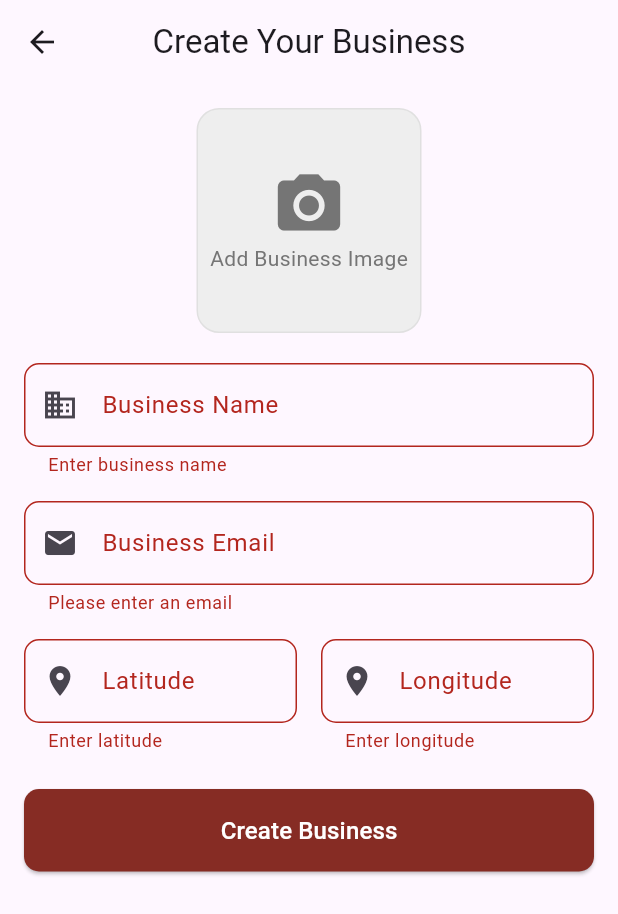
After one commit to mohamedBejaoui12/path_pal, a Flutter app: the AddBusinessScreen screen opened directly, after a tap on "Create Business", on a phone screen of 412 x 824 dp. The commit adds this screen. Shown: the top 914 px of the screen. Run offline on Flutter 3.47's test engine with Material 3 defaults, Android fonts, the phone set to English and light mode, and no system bars; our stand-ins replace cached_network_image, email_validator, emoji_picker_flutter, flutter_riverpod, freezed_annotation, go_router and 5 more; accounts and stored records are empty.

Commit message:
business 0.1

```diff
--- /dev/null
+++ b/lib/features/business/data/business_provider.dart
@@ -0,0 +1,66 @@
+import 'package:flutter_riverpod/flutter_riverpod.dart';
+import 'package:flutter/foundation.dart';
+import 'dart:io';
+
+import '../domain/business_model.dart';
+import 'business_service.dart';
+import '../../authentication/providers/auth_provider.dart';
+
+final businessServiceProvider = Provider<BusinessService>((ref) {
+  return BusinessService();
+});
+
+final createBusinessProvider = StateNotifierProvider<CreateBusinessNotifier, AsyncValue<BusinessModel?>>((ref) {
+  return CreateBusinessNotifier(ref);
+});
+
+class CreateBusinessNotifier extends StateNotifier<AsyncValue<BusinessModel?>> {
+  final Ref ref;
+
+  CreateBusinessNotifier(this.ref) : super(const AsyncValue.data(null));
+
+ Future<BusinessModel?> createBusinessWithImage({
+  required String businessName,
+  required String email,
+  required double latitude,
+  required double longitude,
+  required File imageFile,
+}) async {
+  state = const AsyncValue.loading();
+
+  try {
+    // Get current user
+    final authState = ref.read(authProvider);
+    if (authState.user == null) {
+      throw Exception('User must be authenticated');
+    }
+
+    // Upload image
+    final businessService = ref.read(businessServiceProvider);
+    final imageBytes = await imageFile.readAsBytes();
+    final imageUrl = await businessService.uploadBusinessProfileImage(
+      imageBytes,
+      imageFile.path
+    );
+
+    // Create business model without ID
+    final business = BusinessModel.create(
+      businessName: businessName,
+      email: email,
+      imageUrl: imageUrl,
+      latitude: latitude,
+      longitude: longitude,
+      userEmail: authState.user!.email!,
+    );
+
+    // Create business in database
+    final createdBusiness = await businessService.createBusiness(business);
+
+    state = AsyncValue.data(createdBusiness);
+    return createdBusiness;
+  } catch (e, stackTrace) {
+    state = AsyncValue.error(e, stackTrace);
+    return null;
+  }
+}
+}
--- /dev/null
+++ b/lib/features/business/data/business_service.dart
@@ -0,0 +1,89 @@
+import 'package:flutter/foundation.dart';
+import 'package:supabase_flutter/supabase_flutter.dart';
+import 'package:path/path.dart' as path;
+import '../domain/business_model.dart';
+
+class BusinessService {
+  final _supabase = Supabase.instance.client;
+
+  Future<BusinessModel> createBusiness(BusinessModel business) async {
+    try {
+      // Remove the 'id' from toJson since it's auto-generated
+      final businessMap = business.toJson();
+      businessMap.remove('id'); // Remove ID for auto-increment
+      businessMap.remove('created_at'); // Remove created_at for auto-generation
+
+      final response = await _supabase
+          .from('business')
+          .insert(businessMap)
+          .select()
+          .single();
+
+      // Return the full business model with the newly generated ID
+      return BusinessModel.fromJson(response);
+    } catch (e) {
+      debugPrint('Error creating business: $e');
+      rethrow;
+    }
+  }
+
+  Future<String> uploadBusinessProfileImage(Uint8List imageBytes, String fileName) async {
+    try {
+      // Validate image size
+      if (imageBytes.length > 5 * 1024 * 1024) {
+        throw Exception('Image size exceeds 5MB limit');
+      }
+
+      // Ensure user is authenticated
+      final user = _supabase.auth.currentUser;
+      if (user == null) {
+        throw Exception('User must be authenticated to upload image');
+      }
+
+      // Generate a unique filename
+      final uniqueFileName = 'business_${user.id}_${DateTime.now().millisecondsSinceEpoch}${path.extension(fileName)}';
+
+      // Upload to public bucket
+      final uploadResponse = await _supabase
+          .storage
+          .from('buisness_profile_image')
+          .uploadBinary(
+            uniqueFileName,
+            imageBytes,
+            fileOptions: FileOptions(
+              upsert: true,
+              contentType: _getContentType(fileName),
+            )
+          );
+
+      // Get public URL
+      final publicUrl = _supabase
+          .storage
+          .from('buisness_profile_image')
+          .getPublicUrl(uniqueFileName);
+
+      return publicUrl;
+    } catch (e) {
+      debugPrint('Error uploading business profile image: $e');
+      rethrow;
+    }
+  }
+
+  // Helper method to get content type
+  String _getContentType(String fileName) {
+    final extension = path.extension(fileName).toLowerCase();
+    switch (extension) {
+      case '.jpg':
+      case '.jpeg':
+        return 'image/jpeg';
+      case '.png':
+        return 'image/png';
+      case '.gif':
+        return 'image/gif';
+      case '.webp':
+        return 'image/webp';
+      default:
+        return 'application/octet-stream';
+    }
+  }
+}
--- /dev/null
+++ b/lib/features/business/domain/business_model.dart
@@ -0,0 +1,40 @@
+import 'package:freezed_annotation/freezed_annotation.dart';
+import 'package:flutter/foundation.dart';
+
+part 'business_model.freezed.dart';
+part 'business_model.g.dart';
+
+@freezed
+class BusinessModel with _$BusinessModel {
+  const factory BusinessModel({
+    @JsonKey(name: 'id') required int id, // Non-nullable, will be generated by database
+    @JsonKey(name: 'business_name') required String businessName,
+    required String email,
+    @JsonKey(name: 'image_url') String? imageUrl,
+    required double latitude,
+    required double longitude,
+    @JsonKey(name: 'user_email') required String userEmail,
+    @JsonKey(name: 'created_at') DateTime? createdAt,
+  }) = _BusinessModel;
+
+  factory BusinessModel.fromJson(Map<String, dynamic> json)
+      => _$BusinessModelFromJson(json);
+
+  // Factory method to create a model without an ID (for initial creation)
+  factory BusinessModel.create({
+    required String businessName,
+    required String email,
+    String? imageUrl,
+    required double latitude,
+    required double longitude,
+    required String userEmail,
+  }) => BusinessModel(
+    id: 0, // Placeholder, will be replaced by database
+    businessName: businessName,
+    email: email,
+    imageUrl: imageUrl,
+    latitude: latitude,
+    longitude: longitude,
+    userEmail: userEmail,
+  );
+}
--- /dev/null
+++ b/lib/features/business/presentation/add_business_screen.dart
@@ -0,0 +1,237 @@
+import 'package:flutter/material.dart';
+import 'package:flutter_riverpod/flutter_riverpod.dart';
+import 'package:image_picker/image_picker.dart';
+import 'dart:io';
+
+import '../data/business_provider.dart';
+import '../../../shared/theme/app_colors.dart';
+
+class AddBusinessScreen extends ConsumerStatefulWidget {
+  const AddBusinessScreen({Key? key}) : super(key: key);
+
+  @override
+  _AddBusinessScreenState createState() => _AddBusinessScreenState();
+}
+
+class _AddBusinessScreenState extends ConsumerState<AddBusinessScreen> {
+  final _formKey = GlobalKey<FormState>();
+  final _businessNameController = TextEditingController();
+  final _emailController = TextEditingController();
+  final _latitudeController = TextEditingController();
+  final _longitudeController = TextEditingController();
+  File? _imageFile;
+
+  @override
+  void dispose() {
+    _businessNameController.dispose();
+    _emailController.dispose();
+    _latitudeController.dispose();
+    _longitudeController.dispose();
+    super.dispose();
+  }
+
+  Future<void> _pickImage() async {
+    final pickedFile = await ImagePicker().pickImage(
+      source: ImageSource.gallery,
+      imageQuality: 85,
+    );
+    if (pickedFile != null) {
+      setState(() {
+        _imageFile = File(pickedFile.path);
+      });
+    }
+  }
+
+  Future<void> _submitBusiness() async {
+    if (!_formKey.currentState!.validate()) return;
+
+    if (_imageFile == null) {
+      ScaffoldMessenger.of(context).showSnackBar(
+        SnackBar(
+          content: const Text('Please select a business image'),
+          backgroundColor: AppColors.errorColor,
+        ),
+      );
+      return;
+    }
+
+    try {
+      final business = await ref.read(createBusinessProvider.notifier).createBusinessWithImage(
+        businessName: _businessNameController.text.trim(),
+        email: _emailController.text.trim(),
+        latitude: double.parse(_latitudeController.text.trim()),
+        longitude: double.parse(_longitudeController.text.trim()),
+        imageFile: _imageFile!,
+      );
+
+      if (business != null) {
+        ScaffoldMessenger.of(context).showSnackBar(
+          SnackBar(
+            content: Text('${business.businessName} created!'),
+            backgroundColor: AppColors.successColor,
+          ),
+        );
+        Navigator.pop(context);
+      }
+    } catch (e) {
+      ScaffoldMessenger.of(context).showSnackBar(
+        SnackBar(
+          content: Text('Error: ${e.toString()}'),
+          backgroundColor: AppColors.errorColor,
+        ),
+      );
+    }
+  }
+
+  @override
+  Widget build(BuildContext context) {
+    final createBusinessState = ref.watch(createBusinessProvider);
+
+    return Scaffold(
+      appBar: AppBar(
+        title: const Text('Create Your Business'),
+        centerTitle: true,
+        elevation: 0,
+      ),
+      body: SingleChildScrollView(
+        padding: const EdgeInsets.all(16),
+        child: Form(
+          key: _formKey,
+          child: Column(
+            crossAxisAlignment: CrossAxisAlignment.stretch,
+            children: [
+              _buildBusinessImagePicker(),
+              const SizedBox(height: 20),
+              _buildTextField(
+                controller: _businessNameController,
+                label: 'Business Name',
+                icon: Icons.business,
+                validator: (value) => value!.isEmpty ? 'Enter business name' : null,
+              ),
+              const SizedBox(height: 16),
+              _buildTextField(
+                controller: _emailController,
+                label: 'Business Email',
+                icon: Icons.email,
+                keyboardType: TextInputType.emailAddress,
+                validator: _validateEmail,
+              ),
+              const SizedBox(height: 16),
+              Row(
+                children: [
+                  Expanded(
+                    child: _buildTextField(
+                      controller: _latitudeController,
+                      label: 'Latitude',
+                      icon: Icons.location_on,
+                      keyboardType: TextInputType.number,
+                      validator: (value) => value!.isEmpty ? 'Enter latitude' : null,
+                    ),
+                  ),
+                  const SizedBox(width: 16),
+                  Expanded(
+                    child: _buildTextField(
+                      controller: _longitudeController,
+                      label: 'Longitude',
+                      icon: Icons.location_on,
+                      keyboardType: TextInputType.number,
+                      validator: (value) => value!.isEmpty ? 'Enter longitude' : null,
+                    ),
+                  ),
+                ],
+              ),
+              const SizedBox(height: 24),
+              ElevatedButton(
+                onPressed: createBusinessState.isLoading ? null : _submitBusiness,
+                style: ElevatedButton.styleFrom(
+                  padding: const EdgeInsets.symmetric(vertical: 16),
+                  backgroundColor: AppColors.primaryColor,
+                  shape: RoundedRectangleBorder(
+                    borderRadius: BorderRadius.circular(10),
+                  ),
+                ),
+                child: createBusinessState.isLoading
+                    ? const CircularProgressIndicator(color: Colors.white)
+                    : const Text(
+                        'Create Business',
+                        style: TextStyle(fontSize: 16,color: Colors.white),
+                      ),
+              ),
+            ],
+          ),
+        ),
+      ),
+    );
+  }
+
+  Widget _buildBusinessImagePicker() {
+    return Center(
+      child: GestureDetector(
+        onTap: _pickImage,
+        child: Container(
+          width: 150,
+          height: 150,
+          decoration: BoxDecoration(
+            color: Colors.grey[200],
+            borderRadius: BorderRadius.circular(15),
+            border: Border.all(color: Colors.grey.shade300),
+            image: _imageFile != null
+                ? DecorationImage(
+                    image: FileImage(_imageFile!),
+                    fit: BoxFit.cover,
+                  )
+                : null,
+          ),
+          child: _imageFile == null
+              ? Column(
+                  mainAxisAlignment: MainAxisAlignment.center,
+                  children: [
+                    Icon(
+                      Icons.camera_alt,
+                      color: Colors.grey[600],
+                      size: 50,
+                    ),
+                    Text(
+                      'Add Business Image',
+                      style: TextStyle(color: Colors.grey[600]),
+                    ),
+                  ],
+                )
+              : null,
+        ),
+      ),
+    );
+  }
+
+  Widget _buildTextField({
+    required TextEditingController controller,
+    required String label,
+    required IconData icon,
+    TextInputType keyboardType = TextInputType.text,
+    String? Function(String?)? validator,
+  }) {
+    return TextFormField(
+      controller: controller,
+      decoration: InputDecoration(
+        labelText: label,
+        prefixIcon: Icon(icon),
+        border: OutlineInputBorder(
+          borderRadius: BorderRadius.circular(10),
+        ),
+      ),
+      keyboardType: keyboardType,
+      validator: validator,
+    );
+  }
+
+  String? _validateEmail(String? value) {
+    if (value == null || value.isEmpty) {
+      return 'Please enter an email';
+    }
+    final emailRegex = RegExp(r'^[\w-\.]+@([\w-]+\.)+[\w-]{2,4}$');
+    if (!emailRegex.hasMatch(value)) {
+      return 'Enter a valid email address';
+    }
+    return null;
+  }
+}
--- a/lib/features/home/presentation/home_screen.dart
+++ b/lib/features/home/presentation/home_screen.dart
@@ -1,6 +1,7 @@
 import 'package:flutter/material.dart';
 import 'package:flutter_riverpod/flutter_riverpod.dart';
 import 'package:go_router/go_router.dart';
+import 'package:pfe1/features/business/presentation/add_business_screen.dart';
 import 'package:pfe1/features/home/presentation/profile_widget.dart';
 import 'package:pfe1/features/todos/presentation/todos_screen.dart';
 import 'package:salomon_bottom_bar/salomon_bottom_bar.dart';
@@ -292,6 +293,17 @@ void didChangeDependencies() {
                   title: 'Settings',
                   onTap: () {},
                 ),
+                ListTile(
+  leading: const Icon(Icons.business),
+  title: const Text('Add Business'),
+  onTap: () {
+    Navigator.of(context).push(
+      MaterialPageRoute(
+        builder: (context) => const AddBusinessScreen(),
+      ),
+    );
+  },
+),
 
                 const Divider(),
                 _buildListTile(
--- a/lib/main.dart
+++ b/lib/main.dart
@@ -17,7 +17,6 @@ Future<void> main() async {
     debug: false,
   );
 
-
   // Initialize persistent session
   final authService = AuthService();
   final sessionMaintained = await authService.maintainSession();
--- a/pubspec.yaml
+++ b/pubspec.yaml
@@ -49,6 +49,7 @@ dependencies:
   json_serializable: ^6.6.0
   emoji_picker_flutter: ^1.6.0
   flutter_local_notifications: ^18.0.1
+  path: ^1.8.3
 
   # The following adds the Cupertino Icons font to your application.
   # Use with the CupertinoIcons class for iOS style icons.
```
Also changed, not shown: lib/features/chat/presentation/chat_room_screen.dart (+33 -3 lines), lib/features/business/domain/business_model.freezed.dart (added), lib/features/business/domain/business_model.g.dart (added), pubspec.lock.
